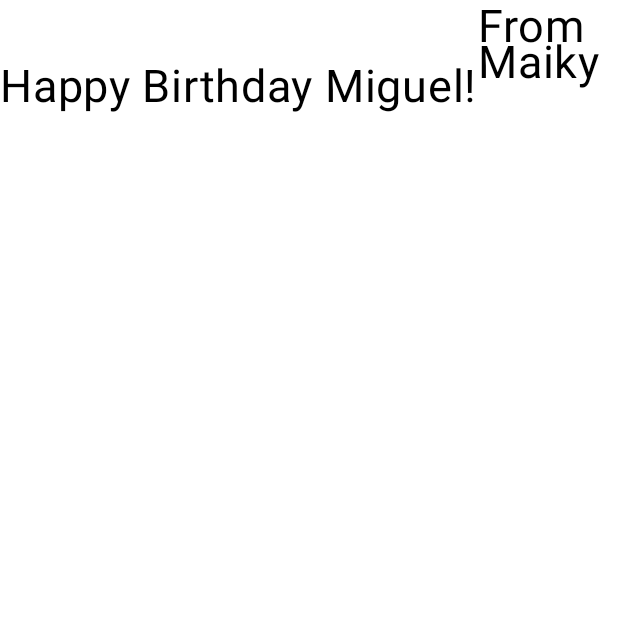
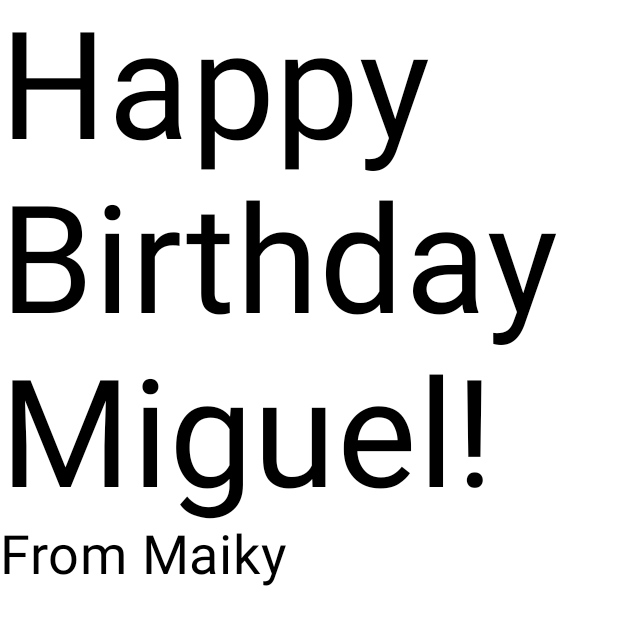
Before and after one commit to Instituto-Tecnologico-de-la-Laguna/Ejemplo1-DAA, an Android app built with Jetpack Compose: the @Preview function GreetingPreview, on a phone screen of 412 x 824 dp. Shown: the top 625 px of the screen. Run offline under Robolectric (Android 15) with nearby library versions, the phone set to English and light mode, and no system bars.

Commit message:
Created Message on app

```diff
--- a/app/src/main/java/com/example/ejemplo1/MainActivity.kt
+++ b/app/src/main/java/com/example/ejemplo1/MainActivity.kt
@@ -4,11 +4,13 @@ import android.os.Bundle
 import androidx.activity.ComponentActivity
 import androidx.activity.compose.setContent
 import androidx.activity.enableEdgeToEdge
+import androidx.compose.foundation.layout.Column
 import androidx.compose.foundation.layout.Row
 import androidx.compose.foundation.layout.fillMaxSize
 import androidx.compose.foundation.layout.padding
 import androidx.compose.material3.MaterialTheme
 import androidx.compose.material3.Scaffold
+import androidx.compose.material3.Surface
 import androidx.compose.material3.Text
 import androidx.compose.runtime.Composable
 import androidx.compose.ui.Modifier
@@ -21,32 +23,28 @@ class MainActivity : ComponentActivity() {
         super.onCreate(savedInstanceState)
         setContent {
             Ejemplo1Theme {
-                // A surface container using the 'background' color from the theme
                 Surface(
                     modifier = Modifier.fillMaxSize(),
                     color = MaterialTheme.colorScheme.background
                 ) {
+                    GreetingText(message = "Happy Birthday Miguel!", from = "From Maiky")
                 }
             }
         }
-    }
-
-    private fun Surface(modifier: Modifier, color: Any, function: () -> Unit) {
-
     }
 }
 
 @Composable
 fun GreetingText(message: String, from: String, modifier: Modifier = Modifier) {
-    Row {
+    Column(modifier = modifier) {
         Text(
             text = message,
-            fontSize = 30.sp,
+            fontSize = 100.sp,
             lineHeight = 116.sp,
         )
         Text(
             text = from,
-            fontSize = 30.sp
+            fontSize = 36.sp
         )
     }
 }
```
